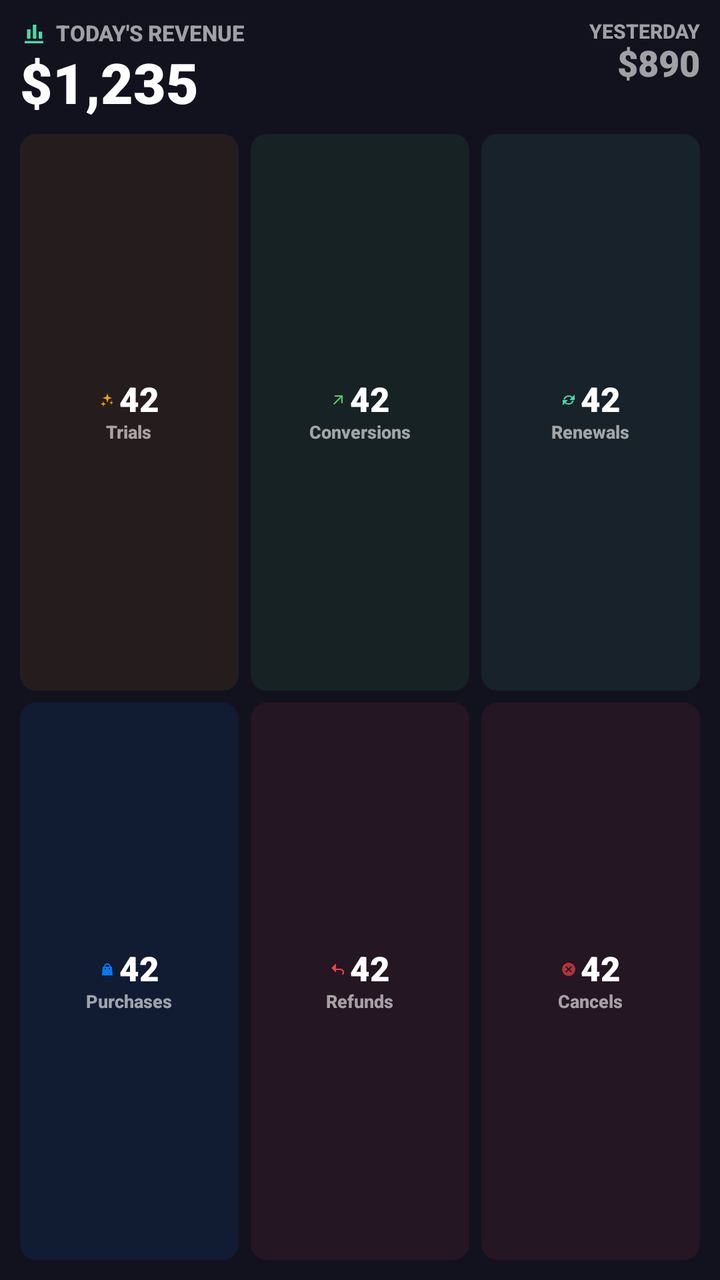
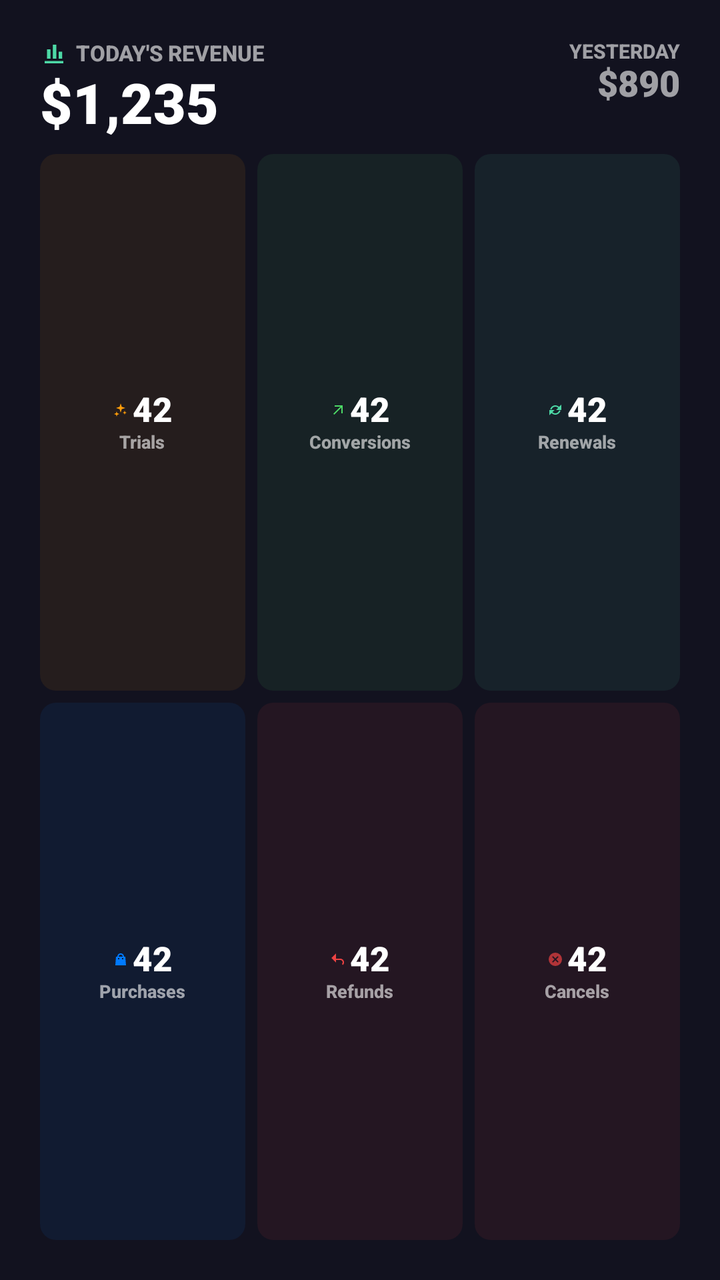

The first picture is an Android layout as it rendered before a commit; the second is the same layout after the commit. The layout source and the unified diff follow.
<!-- AndroidManifest.xml: fallback theme Theme.MaterialComponents.DayNight.NoActionBar -->
<!-- res/layout/transactions_widget_medium.xml -->
<?xml version="1.0" encoding="utf-8"?>
<LinearLayout xmlns:android="http://schemas.android.com/apk/res/android"
    android:id="@+id/widgetRoot"
    android:layout_width="match_parent"
    android:layout_height="match_parent"
    android:orientation="vertical"
    android:padding="10dp"
    android:background="@color/widgetBackground">

    <LinearLayout android:layout_width="match_parent" android:layout_height="wrap_content" android:orientation="horizontal" android:gravity="top">
        <LinearLayout android:layout_width="0dp" android:layout_height="wrap_content" android:layout_weight="1" android:orientation="vertical">
            <LinearLayout android:layout_width="wrap_content" android:layout_height="wrap_content" android:orientation="horizontal" android:gravity="center_vertical">
                <ImageView
            android:layout_width="14dp"
            android:layout_height="14dp"
            android:src="@drawable/ic_widget_chart_bar"
            android:contentDescription="@null" />
                <TextView android:layout_width="wrap_content" android:layout_height="wrap_content" android:text="TODAY'S REVENUE" android:textSize="11sp" android:textStyle="bold" android:layout_marginStart="4dp" android:textColor="@color/widgetTextSecondary" android:fontFamily="sans-serif-medium" android:includeFontPadding="false" />
            </LinearLayout>
            <TextView android:id="@+id/tvRevenue" android:layout_width="wrap_content" android:layout_height="wrap_content" android:text="$1,235" android:textSize="28sp" android:textStyle="bold" android:maxLines="1" android:ellipsize="end" android:layout_marginTop="2dp" android:textColor="@color/widgetTextPrimary" android:fontFamily="sans-serif-black" android:includeFontPadding="false" />
        </LinearLayout>
        <LinearLayout android:layout_width="wrap_content" android:layout_height="wrap_content" android:orientation="vertical" android:gravity="end">
            <TextView android:layout_width="wrap_content" android:layout_height="wrap_content" android:text="YESTERDAY" android:textSize="10sp" android:textStyle="bold" android:textColor="@color/widgetTextSecondary" android:fontFamily="sans-serif-medium" android:includeFontPadding="false" />
            <TextView android:id="@+id/tvYesterday" android:layout_width="wrap_content" android:layout_height="wrap_content" android:text="$890" android:textSize="18sp" android:textStyle="bold" android:textColor="@color/widgetTextSecondary" android:fontFamily="sans-serif-black" android:includeFontPadding="false" />
        </LinearLayout>
    </LinearLayout>

    <LinearLayout android:layout_width="match_parent" android:layout_height="0dp" android:layout_weight="1" android:orientation="horizontal" android:layout_marginTop="8dp">
        <LinearLayout
            android:id="@+id/cellTrials"
            android:layout_width="0dp"
            android:layout_height="match_parent"
            android:layout_weight="1"
            android:orientation="vertical"
            android:gravity="center"
            android:paddingTop="8dp"
            android:paddingBottom="8dp"
            android:background="@drawable/bg_count_cell_trial">
            <LinearLayout
                android:layout_width="wrap_content"
                android:layout_height="wrap_content"
                android:orientation="horizontal"
                android:gravity="center_vertical">
                <ImageView
                    android:layout_width="8dp"
                    android:layout_height="8dp"
                    android:src="@drawable/ic_widget_sparkles"
                    android:contentDescription="@null" />
                <TextView
                    android:id="@+id/tvTrials"
                    android:layout_width="wrap_content"
                    android:layout_height="wrap_content"
                    android:text="42"
                    android:textSize="17sp"
                    android:textStyle="bold"
                    android:layout_marginStart="2dp"
                    android:textColor="@color/widgetTextPrimary" android:fontFamily="sans-serif-black" android:includeFontPadding="false" />
            </LinearLayout>
            <TextView
                android:layout_width="wrap_content"
                android:layout_height="wrap_content"
                android:text="Trials"
                android:textSize="9sp"
                android:textStyle="bold"
                android:layout_marginTop="1dp"
                android:textColor="@color/widgetTextSecondary" android:fontFamily="sans-serif-medium" android:includeFontPadding="false" />
        </LinearLayout>
        <LinearLayout
            android:id="@+id/cellConversions"
            android:layout_width="0dp"
            android:layout_height="match_parent"
            android:layout_weight="1"
            android:orientation="vertical"
            android:gravity="center"
            android:paddingTop="8dp"
            android:paddingBottom="8dp"
            android:background="@drawable/bg_count_cell_conversion"
            android:layout_marginStart="6dp">
            <LinearLayout
                android:layout_width="wrap_content"
                android:layout_height="wrap_content"
                android:orientation="horizontal"
                android:gravity="center_vertical">
                <ImageView
                    android:layout_width="8dp"
                    android:layout_height="8dp"
                    android:src="@drawable/ic_widget_arrow_up_right"
                    android:contentDescription="@null" />
                <TextView
                    android:id="@+id/tvConversions"
                    android:layout_width="wrap_content"
                    android:layout_height="wrap_content"
                    android:text="42"
                    android:textSize="17sp"
                    android:textStyle="bold"
                    android:layout_marginStart="2dp"
                    android:textColor="@color/widgetTextPrimary" android:fontFamily="sans-serif-black" android:includeFontPadding="false" />
            </LinearLayout>
            <TextView
                android:layout_width="wrap_content"
                android:layout_height="wrap_content"
                android:text="Conversions"
                android:textSize="9sp"
                android:textStyle="bold"
                android:layout_marginTop="1dp"
                android:textColor="@color/widgetTextSecondary" android:fontFamily="sans-serif-medium" android:includeFontPadding="false" />
        </LinearLayout>
        <LinearLayout
            android:id="@+id/cellRenewals"
            android:layout_width="0dp"
            android:layout_height="match_parent"
            android:layout_weight="1"
            android:orientation="vertical"
            android:gravity="center"
            android:paddingTop="8dp"
            android:paddingBottom="8dp"
            android:background="@drawable/bg_count_cell_renewal"
            android:layout_marginStart="6dp">
            <LinearLayout
                android:layout_width="wrap_content"
                android:layout_height="wrap_content"
                android:orientation="horizontal"
                android:gravity="center_vertical">
                <ImageView
                    android:layout_width="8dp"
                    android:layout_height="8dp"
                    android:src="@drawable/ic_widget_renewal"
                    android:contentDescription="@null" />
                <TextView
                    android:id="@+id/tvRenewals"
                    android:layout_width="wrap_content"
                    android:layout_height="wrap_content"
                    android:text="42"
                    android:textSize="17sp"
                    android:textStyle="bold"
                    android:layout_marginStart="2dp"
                    android:textColor="@color/widgetTextPrimary" android:fontFamily="sans-serif-black" android:includeFontPadding="false" />
            </LinearLayout>
            <TextView
                android:layout_width="wrap_content"
                android:layout_height="wrap_content"
                android:text="Renewals"
                android:textSize="9sp"
                android:textStyle="bold"
                android:layout_marginTop="1dp"
                android:textColor="@color/widgetTextSecondary" android:fontFamily="sans-serif-medium" android:includeFontPadding="false" />
        </LinearLayout>
    </LinearLayout>
    <LinearLayout android:layout_width="match_parent" android:layout_height="0dp" android:layout_weight="1" android:orientation="horizontal" android:layout_marginTop="6dp">
        <LinearLayout
            android:id="@+id/cellPurchases"
            android:layout_width="0dp"
            android:layout_height="match_parent"
            android:layout_weight="1"
            android:orientation="vertical"
            android:gravity="center"
            android:paddingTop="8dp"
            android:paddingBottom="8dp"
            android:background="@drawable/bg_count_cell_purchase">
            <LinearLayout
                android:layout_width="wrap_content"
                android:layout_height="wrap_content"
                android:orientation="horizontal"
                android:gravity="center_vertical">
                <ImageView
                    android:layout_width="8dp"
                    android:layout_height="8dp"
                    android:src="@drawable/ic_widget_bag"
                    android:contentDescription="@null" />
                <TextView
                    android:id="@+id/tvPurchases"
                    android:layout_width="wrap_content"
                    android:layout_height="wrap_content"
                    android:text="42"
                    android:textSize="17sp"
                    android:textStyle="bold"
                    android:layout_marginStart="2dp"
                    android:textColor="@color/widgetTextPrimary" android:fontFamily="sans-serif-black" android:includeFontPadding="false" />
            </LinearLayout>
            <TextView
                android:layout_width="wrap_content"
                android:layout_height="wrap_content"
                android:text="Purchases"
                android:textSize="9sp"
                android:textStyle="bold"
                android:layout_marginTop="1dp"
                android:textColor="@color/widgetTextSecondary" android:fontFamily="sans-serif-medium" android:includeFontPadding="false" />
        </LinearLayout>
        <LinearLayout
            android:id="@+id/cellRefunds"
            android:layout_width="0dp"
            android:layout_height="match_parent"
            android:layout_weight="1"
            android:orientation="vertical"
            android:gravity="center"
            android:paddingTop="8dp"
            android:paddingBottom="8dp"
            android:background="@drawable/bg_count_cell_refund"
            android:layout_marginStart="6dp">
            <LinearLayout
                android:layout_width="wrap_content"
                android:layout_height="wrap_content"
                android:orientation="horizontal"
                android:gravity="center_vertical">
                <ImageView
                    android:layout_width="8dp"
                    android:layout_height="8dp"
                    android:src="@drawable/ic_widget_refund"
                    android:contentDescription="@null" />
                <TextView
                    android:id="@+id/tvRefunds"
                    android:layout_width="wrap_content"
                    android:layout_height="wrap_content"
                    android:text="42"
                    android:textSize="17sp"
                    android:textStyle="bold"
                    android:layout_marginStart="2dp"
                    android:textColor="@color/widgetTextPrimary" android:fontFamily="sans-serif-black" android:includeFontPadding="false" />
            </LinearLayout>
            <TextView
                android:layout_width="wrap_content"
                android:layout_height="wrap_content"
                android:text="Refunds"
                android:textSize="9sp"
                android:textStyle="bold"
                android:layout_marginTop="1dp"
                android:textColor="@color/widgetTextSecondary" android:fontFamily="sans-serif-medium" android:includeFontPadding="false" />
        </LinearLayout>
        <LinearLayout
            android:id="@+id/cellCancellations"
            android:layout_width="0dp"
            android:layout_height="match_parent"
            android:layout_weight="1"
            android:orientation="vertical"
            android:gravity="center"
            android:paddingTop="8dp"
            android:paddingBottom="8dp"
            android:background="@drawable/bg_count_cell_refund"
            android:layout_marginStart="6dp">
            <LinearLayout
                android:layout_width="wrap_content"
                android:layout_height="wrap_content"
                android:orientation="horizontal"
                android:gravity="center_vertical">
                <ImageView
                    android:layout_width="8dp"
                    android:layout_height="8dp"
                    android:src="@drawable/ic_widget_cancel"
                    android:contentDescription="@null" />
                <TextView
                    android:id="@+id/tvCancellations"
                    android:layout_width="wrap_content"
                    android:layout_height="wrap_content"
                    android:text="42"
                    android:textSize="17sp"
                    android:textStyle="bold"
                    android:layout_marginStart="2dp"
                    android:textColor="@color/widgetTextPrimary" android:fontFamily="sans-serif-black" android:includeFontPadding="false" />
            </LinearLayout>
            <TextView
                android:layout_width="wrap_content"
                android:layout_height="wrap_content"
                android:text="Cancels"
                android:textSize="9sp"
                android:textStyle="bold"
                android:layout_marginTop="1dp"
                android:textColor="@color/widgetTextSecondary" android:fontFamily="sans-serif-medium" android:includeFontPadding="false" />
        </LinearLayout>
    </LinearLayout>
</LinearLayout>
<!-- resources referenced by this layout -->
<resources>
  <color name="widgetBackground">#12121F</color>
  <color name="widgetTextPrimary">#FFFFFFFF</color>
  <color name="widgetTextSecondary">#99FFFFFF</color>
  <!-- drawable bg_count_cell_conversion (drawable) -->
  <?xml version="1.0" encoding="utf-8"?>
  <shape xmlns:android="http://schemas.android.com/apk/res/android"
      android:shape="rectangle">
      <solid android:color="#144DD966" />
      <corners android:radius="8dp" />
  </shape>
  <!-- drawable bg_count_cell_purchase (drawable) -->
  <?xml version="1.0" encoding="utf-8"?>
  <shape xmlns:android="http://schemas.android.com/apk/res/android"
      android:shape="rectangle">
      <solid android:color="#14007AFF" />
      <corners android:radius="8dp" />
  </shape>
  <!-- drawable bg_count_cell_refund (drawable) -->
  <?xml version="1.0" encoding="utf-8"?>
  <shape xmlns:android="http://schemas.android.com/apk/res/android"
      android:shape="rectangle">
      <solid android:color="#14ED4242" />
      <corners android:radius="8dp" />
  </shape>
  <!-- drawable bg_count_cell_renewal (drawable) -->
  <?xml version="1.0" encoding="utf-8"?>
  <shape xmlns:android="http://schemas.android.com/apk/res/android"
      android:shape="rectangle">
      <solid android:color="#144DD9A6" />
      <corners android:radius="8dp" />
  </shape>
  <!-- drawable bg_count_cell_trial (drawable) -->
  <?xml version="1.0" encoding="utf-8"?>
  <shape xmlns:android="http://schemas.android.com/apk/res/android"
      android:shape="rectangle">
      <solid android:color="#14FF9E0A" />
      <corners android:radius="8dp" />
  </shape>
  <!-- drawable ic_widget_arrow_up_right (drawable) -->
  <vector xmlns:android="http://schemas.android.com/apk/res/android" android:width="24dp" android:height="24dp" android:viewportWidth="24" android:viewportHeight="24">
      <path android:fillColor="@color/conversionGreen" android:pathData="M7,5h12v12h-2V8.4L6.4,19L5,17.6L15.6,7H7V5z"/>
  </vector>
  <!-- drawable ic_widget_bag (drawable) -->
  <vector xmlns:android="http://schemas.android.com/apk/res/android" android:width="24dp" android:height="24dp" android:viewportWidth="24" android:viewportHeight="24">
      <path android:fillColor="@color/appleBlue" android:pathData="M7,8h2c0,-1.7 1.3,-3 3,-3s3,1.3 3,3h2c0,-2.8 -2.2,-5 -5,-5S7,5.2 7,8z"/>
      <path android:fillColor="@color/appleBlue" android:pathData="M5,8h14l1,13H4L5,8zM8,10v2h2v-2H8zM14,10v2h2v-2h-2z"/>
  </vector>
  <!-- drawable ic_widget_cancel (drawable) -->
  <vector xmlns:android="http://schemas.android.com/apk/res/android" android:width="24dp" android:height="24dp" android:viewportWidth="24" android:viewportHeight="24">
      <path android:fillColor="@color/cancelRed" android:pathData="M12,2a10,10 0,1 0,0,20a10,10 0,0 0,0,-20zM8.5,7.1L12,10.6l3.5,-3.5l1.4,1.4L13.4,12l3.5,3.5l-1.4,1.4L12,13.4l-3.5,3.5l-1.4,-1.4l3.5,-3.5l-3.5,-3.5l1.4,-1.4z"/>
  </vector>
  <!-- drawable ic_widget_chart_bar (drawable) -->
  <vector xmlns:android="http://schemas.android.com/apk/res/android" android:width="24dp" android:height="24dp" android:viewportWidth="24" android:viewportHeight="24">
      <path android:fillColor="@color/widgetAccent" android:pathData="M4,20h16v-2H4v2zM6,16h3V8H6v8zM11,16h3V4h-3v12zM16,16h3v-6h-3v6z"/>
  </vector>
  <!-- drawable ic_widget_refund (drawable) -->
  <vector xmlns:android="http://schemas.android.com/apk/res/android" android:width="24dp" android:height="24dp" android:viewportWidth="24" android:viewportHeight="24">
      <path android:fillColor="@color/refundRed" android:pathData="M9,7V3L2,10l7,7v-4h6.5c2,0 3.5,1.5 3.5,3.5c0,1 -0.4,1.9 -1.1,2.5l1.5,1.4c1,-1 1.6,-2.4 1.6,-3.9c0,-3.1 -2.4,-5.5 -5.5,-5.5H9V7z"/>
  </vector>
  <color name="conversionGreen">#4DD966</color>
  <color name="appleBlue">#007AFF</color>
  <color name="cancelRed">#B3ED4242</color>
  <color name="widgetAccent">#4DD9A6</color>
  <color name="refundRed">#ED4242</color>
  <color name="trialOrange">#FF9E0A</color>
  <!-- unchanged entries left out for length: 2 -->
</resources>

<!-- the commit's change to res/layout/transactions_widget_medium.xml (unified diff, before → after) -->
@@ -4,7 +4,7 @@
     android:layout_width="match_parent"
     android:layout_height="match_parent"
     android:orientation="vertical"
-    android:padding="10dp"
+    android:padding="20dp"
     android:background="@color/widgetBackground">
 
     <LinearLayout android:layout_width="match_parent" android:layout_height="wrap_content" android:orientation="horizontal" android:gravity="top">
